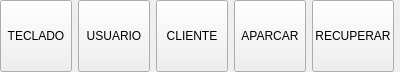
Above: bulmages/bulmatpv/plugins/pluginbt_accesobotones/abrevsbase.ui from eboladev/Bulmages-1 before the change. Below: the same form after it.
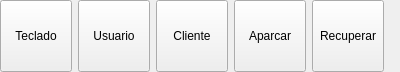
That is the form after the change. Icons and pictures are not drawn.

Diff of the .ui file:
```diff
--- a/bulmages/bulmatpv/plugins/pluginbt_accesobotones/abrevsbase.ui
+++ b/bulmages/bulmatpv/plugins/pluginbt_accesobotones/abrevsbase.ui
@@ -30,9 +30,22 @@
        <height>72</height>
       </size>
      </property>
-     <property name="text" >
-      <string>TECLADO</string>
+     <property name="text">
+      <string>Teclado</string>
      </property>
+     <property name="icon">
+      <iconset resource="../../../bulmages.qrc">
+       <normaloff>:/Images/company.png</normaloff>:/Images/company.png</iconset>
+     </property>
+     <property name="iconSize">
+      <size>
+       <width>32</width>
+       <height>32</height>
+      </size>
+     </property>
+     <property name="toolButtonStyle">
+      <enum>Qt::ToolButtonTextUnderIcon</enum>
+     </property>
     </widget>
    </item>
    <item>
@@ -49,9 +62,22 @@
        <height>72</height>
       </size>
      </property>
-     <property name="text" >
-      <string>USUARIO</string>
+     <property name="text">
+      <string>Usuario</string>
      </property>
+     <property name="icon">
+      <iconset resource="../../../bulmages.qrc">
+       <normaloff>:/Images/employee-list.png</normaloff>:/Images/employee-list.png</iconset>
+     </property>
+     <property name="iconSize">
+      <size>
+       <width>32</width>
+       <height>32</height>
+      </size>
+     </property>
+     <property name="toolButtonStyle">
+      <enum>Qt::ToolButtonTextUnderIcon</enum>
+     </property>
     </widget>
    </item>
    <item>
@@ -68,9 +94,22 @@
        <height>72</height>
       </size>
      </property>
-     <property name="text" >
-      <string>CLIENTE</string>
+     <property name="text">
+      <string>Cliente</string>
      </property>
+     <property name="icon">
+      <iconset resource="../../../bulmages.qrc">
+       <normaloff>:/Images/client.png</normaloff>:/Images/client.png</iconset>
+     </property>
+     <property name="iconSize">
+      <size>
+       <width>32</width>
+       <height>32</height>
+      </size>
+     </property>
+     <property name="toolButtonStyle">
+      <enum>Qt::ToolButtonTextUnderIcon</enum>
+     </property>
     </widget>
    </item>
    <item>
@@ -87,9 +126,22 @@
        <height>72</height>
       </size>
      </property>
-     <property name="text" >
-      <string>APARCAR</string>
+     <property name="text">
+      <string>Aparcar</string>
      </property>
+     <property name="icon">
+      <iconset resource="../../../bulmages.qrc">
+       <normaloff>:/Images/document-import.png</normaloff>:/Images/document-import.png</iconset>
+     </property>
+     <property name="iconSize">
+      <size>
+       <width>32</width>
+       <height>32</height>
+      </size>
+     </property>
+     <property name="toolButtonStyle">
+      <enum>Qt::ToolButtonTextUnderIcon</enum>
+     </property>
     </widget>
    </item>
    <item>
@@ -106,9 +158,22 @@
        <height>72</height>
       </size>
      </property>
-     <property name="text" >
-      <string>RECUPERAR</string>
+     <property name="text">
+      <string>Recuperar</string>
      </property>
+     <property name="icon">
+      <iconset resource="../../../bulmages.qrc">
+       <normaloff>:/Images/document-export.png</normaloff>:/Images/document-export.png</iconset>
+     </property>
+     <property name="iconSize">
+      <size>
+       <width>32</width>
+       <height>32</height>
+      </size>
+     </property>
+     <property name="toolButtonStyle">
+      <enum>Qt::ToolButtonTextUnderIcon</enum>
+     </property>
     </widget>
    </item>
    <item>
```
Left out of the diff: 53 changed lines with no effect on the pictures.
